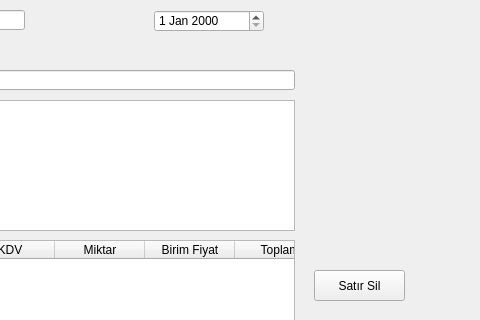
nerdogan/nenra, file fatura.ui: the form before one commit; both pictures show x 316 to 796 and y 0 to 320 of the 796 by 625 pixel window.
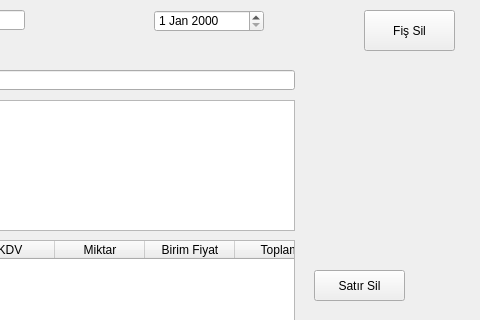
The form after the commit.

The edit to the form file:
```diff
--- a/fatura.ui
+++ b/fatura.ui
@@ -311,6 +311,28 @@
     <bool>false</bool>
    </property>
   </widget>
+  <widget class="QPushButton" name="pushButton_4">
+   <property name="geometry">
+    <rect>
+     <x>680</x>
+     <y>10</y>
+     <width>91</width>
+     <height>41</height>
+    </rect>
+   </property>
+   <property name="text">
+    <string>Fiş Sil</string>
+   </property>
+   <property name="autoDefault">
+    <bool>false</bool>
+   </property>
+   <property name="default">
+    <bool>false</bool>
+   </property>
+   <property name="flat">
+    <bool>false</bool>
+   </property>
+  </widget>
  </widget>
  <tabstops>
   <tabstop>lineEdit</tabstop>
```
